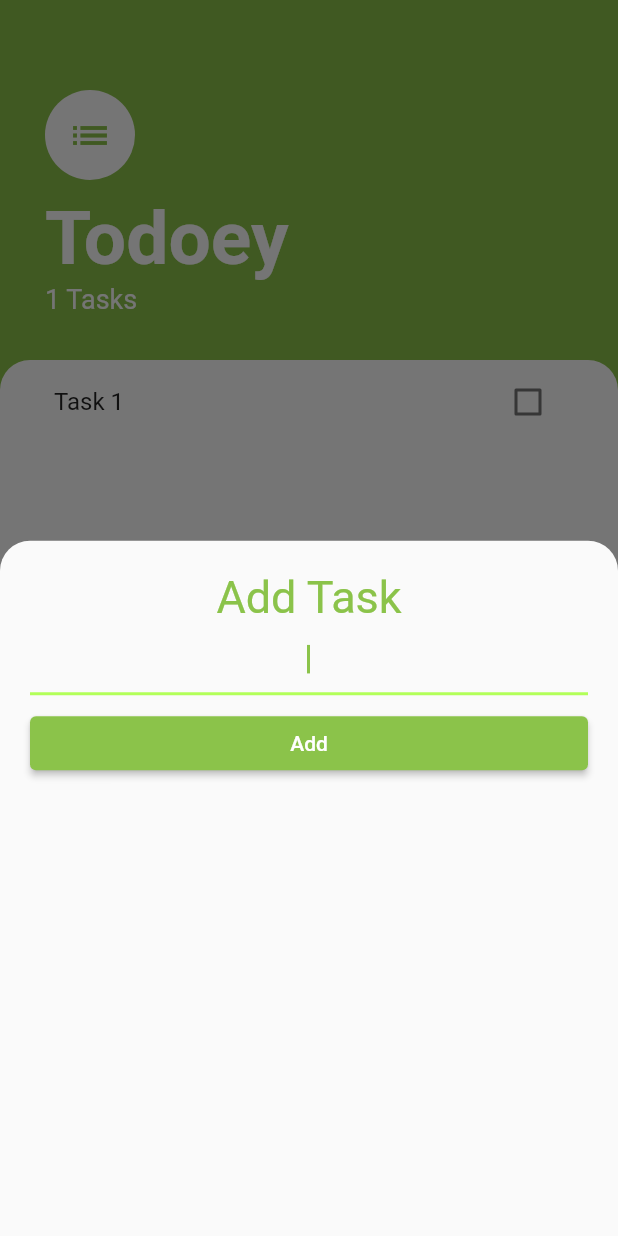
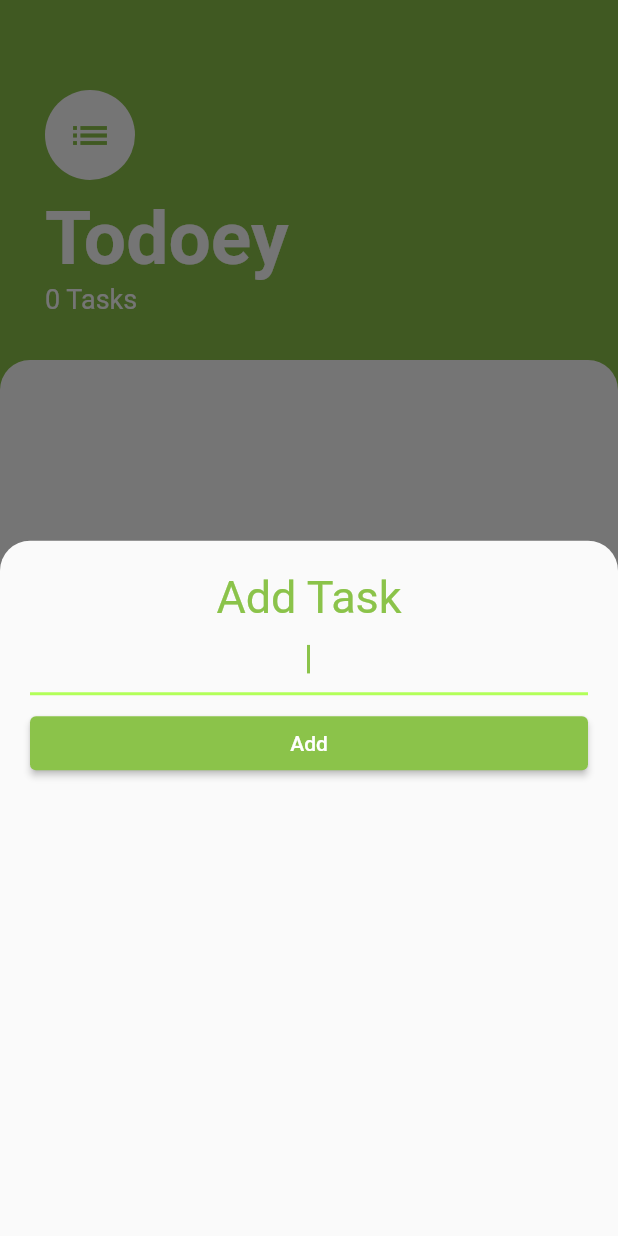
Before and after one commit to jvsena42/todoey, a Flutter app: the screen it shows after launch, after a tap on the "add" icon, on a phone screen of 412 x 824 dp. Run offline on Flutter 3.47's test engine with Material 2 defaults, Android fonts, the phone set to English and light mode, and no system bars; drawn by our look-alikes of animated_text_kit.

Commit message:
feat: add task using provider

```diff
--- a/lib/models/tasks_data.dart
+++ b/lib/models/tasks_data.dart
@@ -1,14 +1,20 @@
+import 'dart:collection';
 import 'package:flutter/foundation.dart';
 import 'package:todoey/models/task.dart';
 
 class TaskData  with ChangeNotifier, DiagnosticableTreeMixin {
 
-  List<Task> tasks = [
-    Task(name: 'Task 1'),
-  ];
+  List<Task> _tasks = [];
 
   int get taskCount {
-    return tasks.length;
+    return _tasks.length;
   }
 
+  void addTask(String newTaskTitle) {
+    Task task = Task(name: newTaskTitle);
+    _tasks.add(task);
+    notifyListeners();
+  }
+
+  UnmodifiableListView<Task> get tasks => UnmodifiableListView(_tasks);
 }
--- a/lib/screens/add_task_screen.dart
+++ b/lib/screens/add_task_screen.dart
@@ -1,12 +1,11 @@
 import 'package:flutter/material.dart';
 import 'package:flutter/services.dart';
+import 'package:provider/provider.dart';
+import 'package:todoey/models/task.dart';
+import 'package:todoey/models/tasks_data.dart';
 import 'package:todoey/utils/constants.dart';
 
 class AddTaskScreen extends StatelessWidget {
-
-  final Function onPress;
-
-  AddTaskScreen(this.onPress);
 
   @override
   Widget build(BuildContext context) {
@@ -42,7 +41,8 @@ class AddTaskScreen extends StatelessWidget {
           ),
           ElevatedButton(
             onPressed: () {
-              onPress(newTaskTitle);
+              Provider.of<TaskData>(context,listen: false).addTask(newTaskTitle);
+              Navigator.pop(context);
             },
             child: Text('Add'),
             style: ButtonStyle(
--- a/lib/screens/task_screen.dart
+++ b/lib/screens/task_screen.dart
@@ -19,14 +19,7 @@ class TaskScreen extends StatelessWidget {
           showModalBottomSheet(
             shape: bottomSheetRadius,
             context: context,
-            builder: (context) => AddTaskScreen(
-              (newTaskTitle) {
-               /* setState(() {
-                  tasks.add(Task(name: newTaskTitle));
-                });*/
-                Navigator.pop(context);
-              },
-            ),
+            builder: (context) => AddTaskScreen(),
           );
         },
         backgroundColor: Colors.lightGreen,
```
